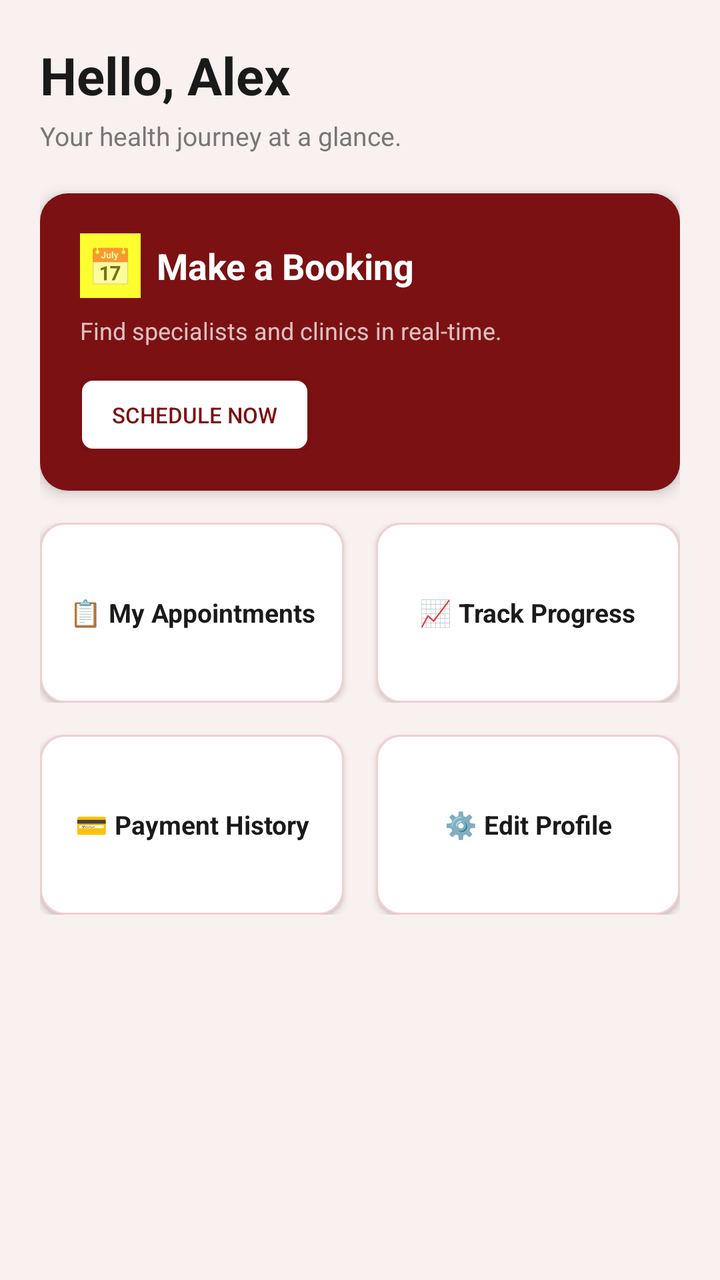
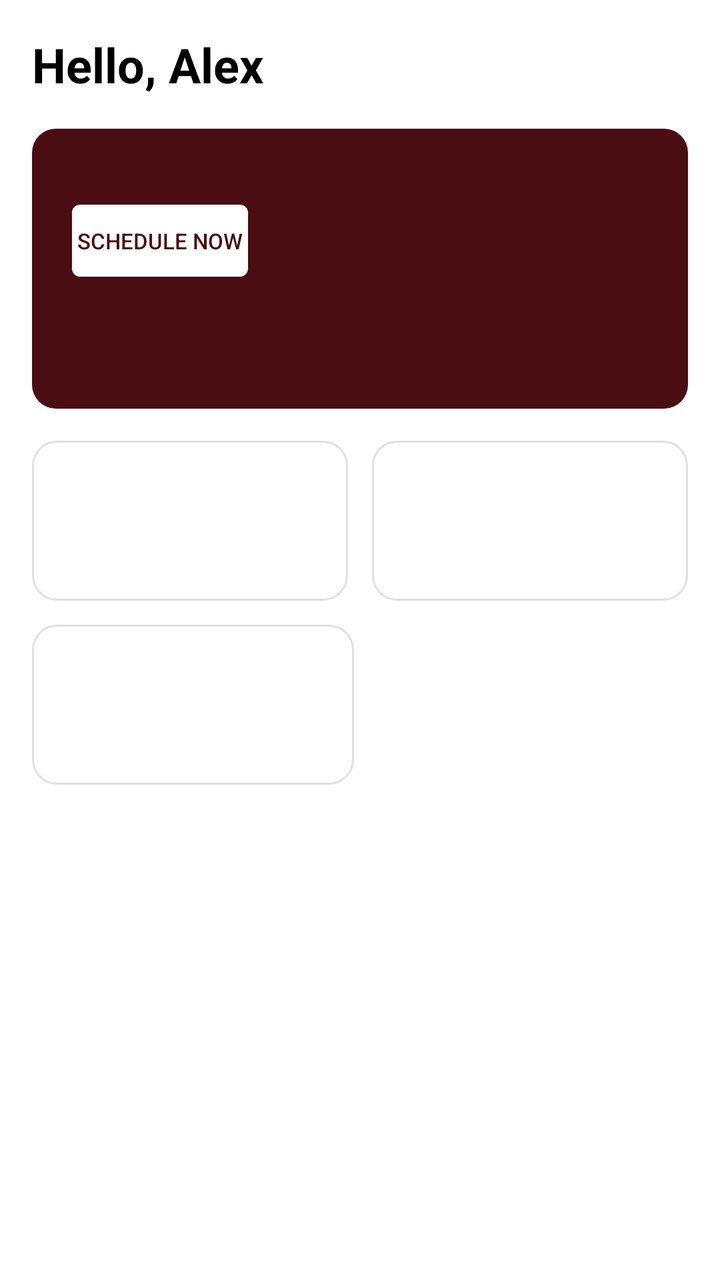

The first picture is an Android layout as it rendered before a commit; the second is the same layout after the commit. The layout source and the unified diff follow.
<!-- AndroidManifest.xml: application theme Theme.Halaxy_health -->
<!-- res/layout/activity_patient_dashboard.xml -->
<?xml version="1.0" encoding="utf-8"?>
<ScrollView xmlns:android="http://schemas.android.com/apk/res/android"
    android:layout_width="match_parent"
    android:layout_height="match_parent"
    android:background="#FFF9F0F0"
    android:fillViewport="true">

    <LinearLayout
        android:layout_width="match_parent"
        android:layout_height="wrap_content"
        android:orientation="vertical"
        android:padding="20dp">

        
        <TextView
            android:id="@+id/txtHello"
            android:layout_width="wrap_content"
            android:layout_height="wrap_content"
            android:text="Hello, Alex"
            android:textSize="26sp"
            android:textStyle="bold"
            android:textColor="#1A1A1A"/>

        <TextView
            android:layout_width="wrap_content"
            android:layout_height="wrap_content"
            android:text="Your health journey at a glance."
            android:textSize="13sp"
            android:textColor="#777777"
            android:layout_marginTop="4dp"
            android:layout_marginBottom="20dp"/>

        
        <LinearLayout
            android:layout_width="match_parent"
            android:layout_height="wrap_content"
            android:background="@drawable/bg_booking_card"
            android:orientation="vertical"
            android:padding="20dp"
            android:elevation="4dp">

            <LinearLayout android:layout_width="wrap_content" android:layout_height="wrap_content" android:orientation="horizontal" android:gravity="center_vertical">
                <TextView android:layout_width="wrap_content" android:layout_height="wrap_content" android:text="📅" android:textSize="18sp" android:background="#FFFFFF30" android:padding="4dp"/>
                <TextView android:layout_width="wrap_content" android:layout_height="wrap_content" android:text="Make a Booking" android:textSize="18sp" android:textStyle="bold" android:textColor="#FFFFFF" android:layout_marginStart="8dp"/>
            </LinearLayout>

            <TextView
                android:layout_width="wrap_content"
                android:layout_height="wrap_content"
                android:text="Find specialists and clinics in real-time."
                android:textColor="#E0C0C0"
                android:textSize="12sp"
                android:layout_marginTop="8dp"
                android:layout_marginBottom="16dp"/>

            <Button
                android:id="@+id/btnScheduleNow"
                android:layout_width="wrap_content"
                android:layout_height="36dp"
                android:text="Schedule Now"
                android:textSize="11sp"
                android:textColor="#7B1113"
                android:background="@drawable/bg_white_button"
                android:paddingLeft="16dp"
                android:paddingRight="16dp"/>

        </LinearLayout>

        
        <LinearLayout android:layout_width="match_parent" android:layout_height="wrap_content" android:orientation="horizontal" android:layout_marginTop="16dp" android:weightSum="2">

            <LinearLayout android:id="@+id/cardAppointments" android:layout_width="0dp" android:layout_weight="1" android:layout_height="90dp" android:background="@drawable/bg_small_card" android:orientation="vertical" android:gravity="center" android:layout_marginEnd="8dp" android:elevation="2dp" android:clickable="true" android:focusable="true">
                <TextView android:layout_width="wrap_content" android:layout_height="wrap_content" android:text="📋 My Appointments" android:textSize="13sp" android:textStyle="bold" android:textColor="#1A1A1A" android:gravity="center"/>
            </LinearLayout>

            <LinearLayout android:id="@+id/cardProgress" android:layout_width="0dp" android:layout_weight="1" android:layout_height="90dp" android:background="@drawable/bg_small_card" android:orientation="vertical" android:gravity="center" android:layout_marginStart="8dp" android:elevation="2dp" android:clickable="true" android:focusable="true">
                <TextView android:layout_width="wrap_content" android:layout_height="wrap_content" android:text="📈 Track Progress" android:textSize="13sp" android:textStyle="bold" android:textColor="#1A1A1A" android:gravity="center"/>
            </LinearLayout>
        </LinearLayout>

        <LinearLayout android:layout_width="match_parent" android:layout_height="wrap_content" android:orientation="horizontal" android:layout_marginTop="16dp" android:weightSum="2">

            <LinearLayout android:id="@+id/cardPayment" android:layout_width="0dp" android:layout_weight="1" android:layout_height="90dp" android:background="@drawable/bg_small_card" android:orientation="vertical" android:gravity="center" android:layout_marginEnd="8dp" android:elevation="2dp" android:clickable="true" android:focusable="true">
                <TextView android:layout_width="wrap_content" android:layout_height="wrap_content" android:text="💳 Payment History" android:textSize="13sp" android:textStyle="bold" android:textColor="#1A1A1A" android:gravity="center"/>
            </LinearLayout>

            <LinearLayout android:id="@+id/cardEditProfile" android:layout_width="0dp" android:layout_weight="1" android:layout_height="90dp" android:background="@drawable/bg_small_card" android:orientation="vertical" android:gravity="center" android:layout_marginStart="8dp" android:elevation="2dp" android:clickable="true" android:focusable="true">
                <TextView android:layout_width="wrap_content" android:layout_height="wrap_content" android:text="⚙️ Edit Profile" android:textSize="13sp" android:textStyle="bold" android:textColor="#1A1A1A" android:gravity="center"/>
            </LinearLayout>
        </LinearLayout>

        
        <View android:layout_width="match_parent" android:layout_height="40dp"/>

    </LinearLayout>
</ScrollView>
<!-- resources referenced by this layout -->
<resources>
  <!-- drawable bg_booking_card (drawable) -->
  <shape xmlns:android="http://schemas.android.com/apk/res/android">
      <solid android:color="#7B1113"/>
      <corners android:radius="14dp"/>
  </shape>
  <!-- drawable bg_small_card (drawable) -->
  <shape xmlns:android="http://schemas.android.com/apk/res/android">
      <solid android:color="#FFFFFF"/>
      <corners android:radius="12dp"/>
      <stroke android:width="1dp" android:color="#F0D0D0"/>
  </shape>
  <!-- drawable bg_white_button (drawable) -->
  <shape xmlns:android="http://schemas.android.com/apk/res/android">
      <solid android:color="#FFFFFF"/>
      <corners android:radius="6dp"/>
      <stroke android:width="1dp" android:color="#7B1113"/>
  </shape>
  <style name="Theme.Halaxy_health" parent="Theme.AppCompat.Light.NoActionBar">
          <item name="colorPrimary">#1A237E</item>
          <item name="colorPrimaryDark">#7B1113</item>
          <item name="colorAccent">#D32F2F</item>
      </style>
</resources>

<!-- the commit's change to res/layout/activity_patient_dashboard.xml (unified diff, before → after) -->
@@ -1,96 +1,135 @@
 <?xml version="1.0" encoding="utf-8"?>
-<ScrollView xmlns:android="http://schemas.android.com/apk/res/android"
+<LinearLayout xmlns:android="http://schemas.android.com/apk/res/android"
+    android:id="@+id/rootLayout"
     android:layout_width="match_parent"
     android:layout_height="match_parent"
-    android:background="#FFF9F0F0"
-    android:fillViewport="true">
+    android:orientation="vertical"
+    android:background="#FFFFFF"
+    android:padding="16dp">
+
+    <TextView
+        android:id="@+id/txtHello"
+        android:layout_width="wrap_content"
+        android:layout_height="wrap_content"
+        android:text="Hello, Alex"
+        android:textSize="24sp"
+        android:textStyle="bold"
+        android:textColor="#000000"/>
+    <TextView
+        android:text="Your health journey at a glance."
+        android:textSize="12sp"
+        android:textColor="#666666"
+        android:layout_marginBottom="16dp"/>
+
+    
+    <LinearLayout
+        android:layout_width="match_parent"
+        android:layout_height="140dp"
+        android:background="@drawable/bg_maroon_large"
+        android:orientation="vertical"
+        android:padding="20dp">
+        <LinearLayout
+            android:layout_width="wrap_content"
+            android:layout_height="wrap_content"
+            android:orientation="horizontal"
+            android:gravity="center_vertical">
+            <TextView
+                android:text="📅"
+                android:textSize="18sp"/>
+            <TextView
+                android:text="  Make a Booking"
+                android:textColor="white"
+                android:textStyle="bold"
+                android:textSize="16sp"/>
+        </LinearLayout>
+        <TextView
+            android:text="Find specialists and clinics in real-time."
+            android:textColor="#E0C0C0"
+            android:textSize="11sp"
+            android:layout_marginTop="6dp"/>
+        
+        <Button
+            android:id="@+id/btnScheduleNow"
+            android:layout_width="wrap_content"
+            android:layout_height="36dp"
+            android:text="Schedule Now"
+            android:textColor="#4A0D12"
+            android:background="@drawable/bg_white_button"
+            android:textSize="11sp"
+            android:layout_marginTop="12dp"/>
+    </LinearLayout>
+
+    
+    <LinearLayout
+        android:layout_width="match_parent"
+        android:layout_height="wrap_content"
+        android:orientation="horizontal"
+        android:weightSum="2"
+        android:layout_marginTop="16dp">
+        <LinearLayout
+            android:id="@+id/cardMyAppointments"
+            android:layout_width="0dp"
+            android:layout_weight="1"
+            android:layout_height="80dp"
+            android:background="@drawable/bg_small_card"
+            android:orientation="vertical"
+            android:gravity="center"
+            android:layout_marginEnd="6dp">
+            <TextView
+                android:text="📋 My Appointments"
+                android:textSize="12sp"
+                android:textStyle="bold"
+                android:textColor="#000"/>
+        </LinearLayout>
+        <LinearLayout
+            android:id="@+id/cardMakeBooking2"
+            android:layout_width="0dp"
+            android:layout_weight="1"
+            android:layout_height="80dp"
+            android:background="@drawable/bg_small_card"
+            android:orientation="vertical"
+            android:gravity="center"
+            android:layout_marginStart="6dp">
+            <TextView
+                android:text="🏥 Make a Booking"
+                android:textSize="12sp"
+                android:textStyle="bold"
+                android:textColor="#000"/>
+        </LinearLayout>
+    </LinearLayout>
 
     <LinearLayout
         android:layout_width="match_parent"
         android:layout_height="wrap_content"
-        android:orientation="vertical"
-        android:padding="20dp">
+        android:orientation="horizontal"
+        android:weightSum="2"
+        android:layout_marginTop="12dp">
+        <LinearLayout
+            android:id="@+id/cardPaymentHistory"
+            android:layout_width="0dp"
+            android:layout_weight="1"
+            android:layout_height="80dp"
+            android:background="@drawable/bg_small_card"
+            android:orientation="vertical"
+            android:gravity="center"
+            android:layout_marginEnd="6dp"
+            android:visibility="gone"/>
+        <LinearLayout
+            android:id="@+id/cardEditProfile"
+            android:layout_width="0dp"
+            android:layout_weight="1"
+            android:layout_height="80dp"
+            android:background="@drawable/bg_small_card"
+            android:orientation="vertical"
+            android:gravity="center">
+            <TextView
+                android:text="⚙️ Edit Profile"
+                android:textSize="12sp"
+                android:textStyle="bold"
+                android:textColor="#000"/>
+        </LinearLayout>
+        
+        <View android:layout_width="0dp" android:layout_weight="1" android:layout_height="80dp" android:layout_marginStart="6dp"/>
+    </LinearLayout>
 
-        
-        <TextView
-            android:id="@+id/txtHello"
-            android:layout_width="wrap_content"
-            android:layout_height="wrap_content"
-            android:text="Hello, Alex"
-            android:textSize="26sp"
-            android:textStyle="bold"
-            android:textColor="#1A1A1A"/>
-
-        <TextView
-            android:layout_width="wrap_content"
-            android:layout_height="wrap_content"
-            android:text="Your health journey at a glance."
-            android:textSize="13sp"
-            android:textColor="#777777"
-            android:layout_marginTop="4dp"
-            android:layout_marginBottom="20dp"/>
-
-        
-        <LinearLayout
-            android:layout_width="match_parent"
-            android:layout_height="wrap_content"
-            android:background="@drawable/bg_booking_card"
-            android:orientation="vertical"
-            android:padding="20dp"
-            android:elevation="4dp">
-
-            <LinearLayout android:layout_width="wrap_content" android:layout_height="wrap_content" android:orientation="horizontal" android:gravity="center_vertical">
-                <TextView android:layout_width="wrap_content" android:layout_height="wrap_content" android:text="📅" android:textSize="18sp" android:background="#FFFFFF30" android:padding="4dp"/>
-                <TextView android:layout_width="wrap_content" android:layout_height="wrap_content" android:text="Make a Booking" android:textSize="18sp" android:textStyle="bold" android:textColor="#FFFFFF" android:layout_marginStart="8dp"/>
-            </LinearLayout>
-
-            <TextView
-                android:layout_width="wrap_content"
-                android:layout_height="wrap_content"
-                android:text="Find specialists and clinics in real-time."
-                android:textColor="#E0C0C0"
-                android:textSize="12sp"
-                android:layout_marginTop="8dp"
-                android:layout_marginBottom="16dp"/>
-
-            <Button
-                android:id="@+id/btnScheduleNow"
-                android:layout_width="wrap_content"
-                android:layout_height="36dp"
-                android:text="Schedule Now"
-                android:textSize="11sp"
-                android:textColor="#7B1113"
-                android:background="@drawable/bg_white_button"
-                android:paddingLeft="16dp"
-                android:paddingRight="16dp"/>
-
-        </LinearLayout>
-
-        
-        <LinearLayout android:layout_width="match_parent" android:layout_height="wrap_content" android:orientation="horizontal" android:layout_marginTop="16dp" android:weightSum="2">
-
-            <LinearLayout android:id="@+id/cardAppointments" android:layout_width="0dp" android:layout_weight="1" android:layout_height="90dp" android:background="@drawable/bg_small_card" android:orientation="vertical" android:gravity="center" android:layout_marginEnd="8dp" android:elevation="2dp" android:clickable="true" android:focusable="true">
-                <TextView android:layout_width="wrap_content" android:layout_height="wrap_content" android:text="📋 My Appointments" android:textSize="13sp" android:textStyle="bold" android:textColor="#1A1A1A" android:gravity="center"/>
-            </LinearLayout>
-
-            <LinearLayout android:id="@+id/cardProgress" android:layout_width="0dp" android:layout_weight="1" android:layout_height="90dp" android:background="@drawable/bg_small_card" android:orientation="vertical" android:gravity="center" android:layout_marginStart="8dp" android:elevation="2dp" android:clickable="true" android:focusable="true">
-                <TextView android:layout_width="wrap_content" android:layout_height="wrap_content" android:text="📈 Track Progress" android:textSize="13sp" android:textStyle="bold" android:textColor="#1A1A1A" android:gravity="center"/>
-            </LinearLayout>
-        </LinearLayout>
-
-        <LinearLayout android:layout_width="match_parent" android:layout_height="wrap_content" android:orientation="horizontal" android:layout_marginTop="16dp" android:weightSum="2">
-
-            <LinearLayout android:id="@+id/cardPayment" android:layout_width="0dp" android:layout_weight="1" android:layout_height="90dp" android:background="@drawable/bg_small_card" android:orientation="vertical" android:gravity="center" android:layout_marginEnd="8dp" android:elevation="2dp" android:clickable="true" android:focusable="true">
-                <TextView android:layout_width="wrap_content" android:layout_height="wrap_content" android:text="💳 Payment History" android:textSize="13sp" android:textStyle="bold" android:textColor="#1A1A1A" android:gravity="center"/>
-            </LinearLayout>
-
-            <LinearLayout android:id="@+id/cardEditProfile" android:layout_width="0dp" android:layout_weight="1" android:layout_height="90dp" android:background="@drawable/bg_small_card" android:orientation="vertical" android:gravity="center" android:layout_marginStart="8dp" android:elevation="2dp" android:clickable="true" android:focusable="true">
-                <TextView android:layout_width="wrap_content" android:layout_height="wrap_content" android:text="⚙️ Edit Profile" android:textSize="13sp" android:textStyle="bold" android:textColor="#1A1A1A" android:gravity="center"/>
-            </LinearLayout>
-        </LinearLayout>
-
-        
-        <View android:layout_width="match_parent" android:layout_height="40dp"/>
-
-    </LinearLayout>
-</ScrollView>
+</LinearLayout>
<!-- resource entries referenced after the edit -->
@@ -1,21 +1,20 @@
 <!-- resources referenced by this layout -->
 <resources>
-  <!-- drawable bg_booking_card (drawable) -->
+  <!-- drawable bg_maroon_large (drawable) -->
+  <?xml version="1.0" encoding="utf-8"?>
   <shape xmlns:android="http://schemas.android.com/apk/res/android">
-      <solid android:color="#7B1113"/>
-      <corners android:radius="14dp"/>
+      <solid android:color="#4A0D12"/><corners android:radius="12dp"/>
   </shape>
   <!-- drawable bg_small_card (drawable) -->
   <shape xmlns:android="http://schemas.android.com/apk/res/android">
       <solid android:color="#FFFFFF"/>
+      <stroke android:width="1dp" android:color="#E0E0E0"/>
       <corners android:radius="12dp"/>
-      <stroke android:width="1dp" android:color="#F0D0D0"/>
   </shape>
   <!-- drawable bg_white_button (drawable) -->
   <shape xmlns:android="http://schemas.android.com/apk/res/android">
       <solid android:color="#FFFFFF"/>
-      <corners android:radius="6dp"/>
-      <stroke android:width="1dp" android:color="#7B1113"/>
+      <corners android:radius="4dp"/>
   </shape>
   <style name="Theme.Halaxy_health" parent="Theme.AppCompat.Light.NoActionBar">
           <item name="colorPrimary">#1A237E</item>
